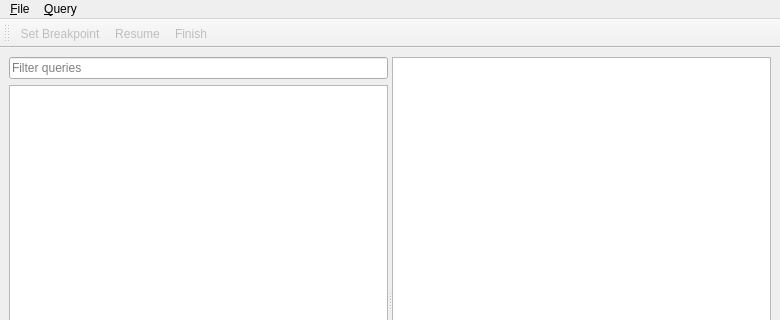
Above: tools/MainWindow.ui from koimdo/datalol before the change; both pictures show x 0 to 780 and y 0 to 320 of the 780 by 574 pixel window. Below: the same form after it.
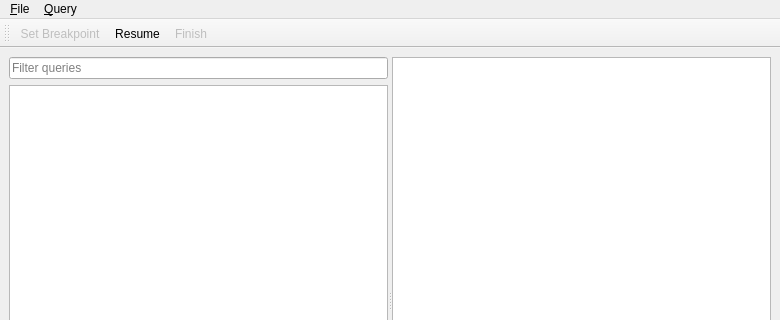
That is the form after the change.

Commit message: more general rpc, show main window on 'hello'

Diff of the .ui file:
```diff
--- a/tools/MainWindow.ui
+++ b/tools/MainWindow.ui
@@ -113,7 +113,7 @@
   </action>
   <action name="actionResume">
    <property name="enabled">
-    <bool>false</bool>
+    <bool>true</bool>
    </property>
    <property name="text">
     <string>Resume</string>
```
The commit also changes 3 other files.
